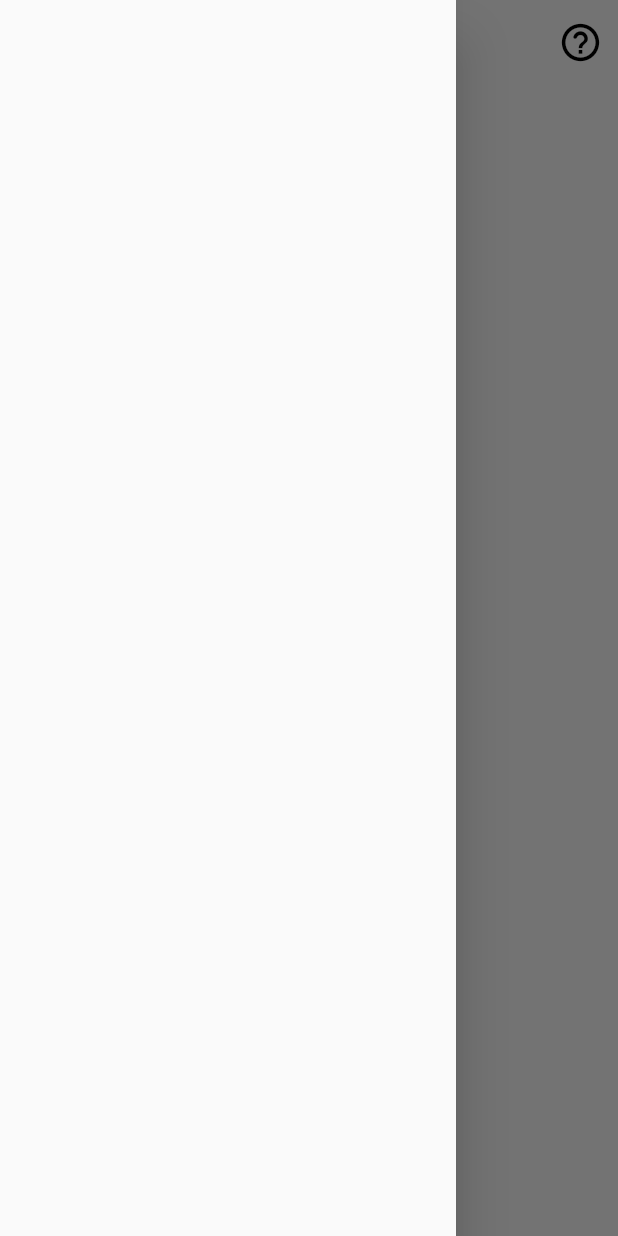
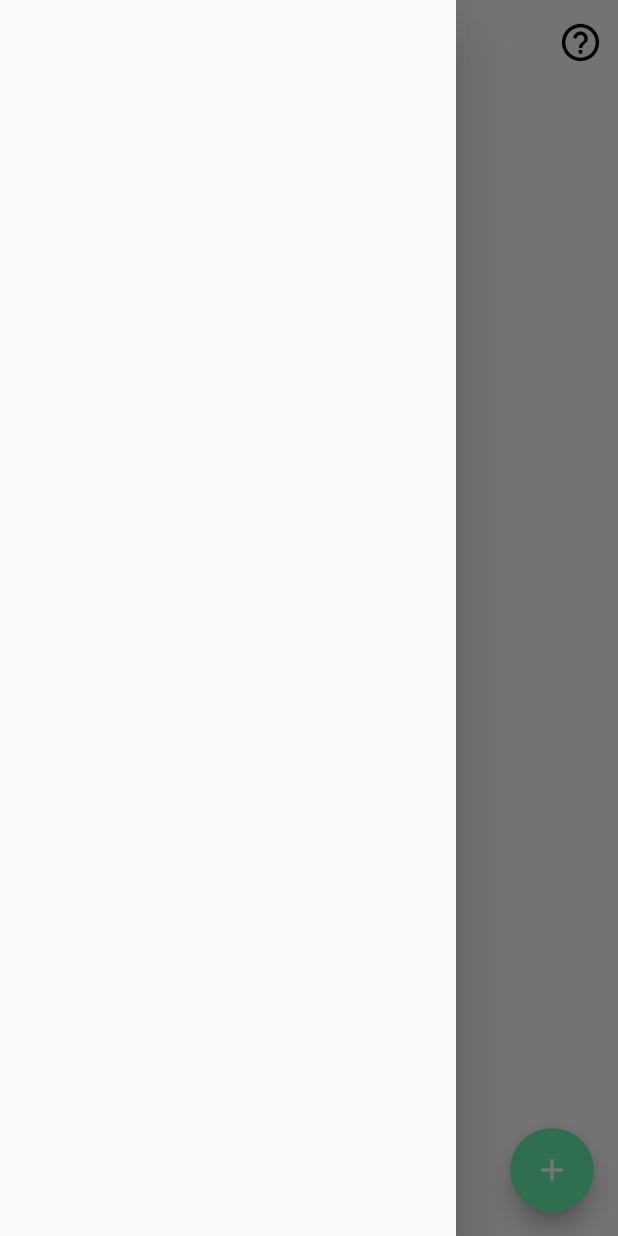
Before and after one commit to geronimoD18/flutter_to-do_app, a Flutter app: the screen it shows after launch, with the side drawer open, on a phone screen of 412 x 824 dp. Run offline on Flutter 3.47's test engine with Material 2 defaults, Android fonts, the phone set to English and light mode, and no system bars; our stand-ins replace sqflite; accounts and stored records are empty.

```diff
--- a/lib/home_screen.dart
+++ b/lib/home_screen.dart
@@ -1,4 +1,8 @@
 import 'package:flutter/material.dart';
+import 'package:todo_app/add_update_screen.dart';
+import 'package:todo_app/db_handler.dart';
+
+import 'model.dart';
 
 class HomeScreen extends StatefulWidget{
   @override
@@ -6,6 +10,20 @@ class HomeScreen extends StatefulWidget{
 }
 
 class _HomeScreenState extends State<HomeScreen> {
+
+  DBHelper? dbHelper;
+  late Future<List<TodoModel>> dataList;
+
+  @override
+  void initState(){
+    super.initState();
+    dbHelper = DBHelper();
+    loadData();
+  }
+
+  loadData() async{
+    dataList = dbHelper!.getDataList();
+  }
 
   @override
   Widget build(BuildContext context){
@@ -32,6 +50,46 @@ class _HomeScreenState extends State<HomeScreen> {
           ),
         ],
       ),
+      body: Column(children: [
+        Expanded(child: FutureBuilder(
+          future: dataList,
+          builder: (context, AsyncSnapshot<List<TodoModel>> snapshot){
+            if(!snapshot.hasData || snapshot.data == null){
+              return Center(
+                child: CircularProgressIndicator(),
+              );
+            }
+            else if(snapshot.data!.length == 0){
+              return Center(
+                child: Text(
+                  "No Tasks found",
+                  style: TextStyle(
+                    fontSize: 25,
+                    fontWeight: FontWeight.bold,
+                    color: Colors.white,
+                  ),
+                ),
+              );
+            }
+            else{
+              return Container();
+              // return ListView.builder(
+              //   shrinkWrap: true,
+              //   itemCount: snapshot,
+              // );
+            }
+          },
+        )),
+      ],),
+      floatingActionButton: FloatingActionButton(
+        backgroundColor: Colors.greenAccent,
+        child: Icon(Icons.add),
+        onPressed: (){
+          Navigator.push(context, MaterialPageRoute(
+              builder: (context)=> AddUpdateTask(),
+          ));
+        },
+      ),
     );
   }
 }
```
Also changed, not shown: lib/add_update_screen.dart (added, +183 -0 lines).
